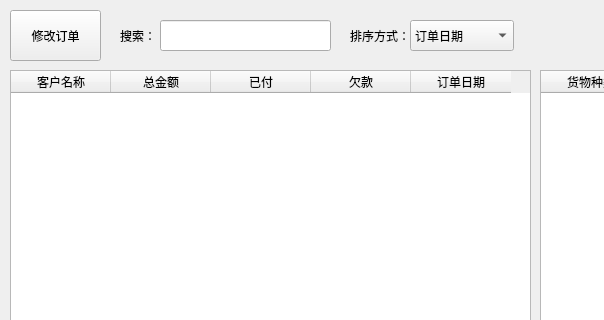
The window that ui/order.ui (LunziQwQ/kylin_dealer) describes before a commit, drawn with Qt 5; both pictures show x 0 to 604 and y 0 to 320 of the 998 by 488 pixel window.
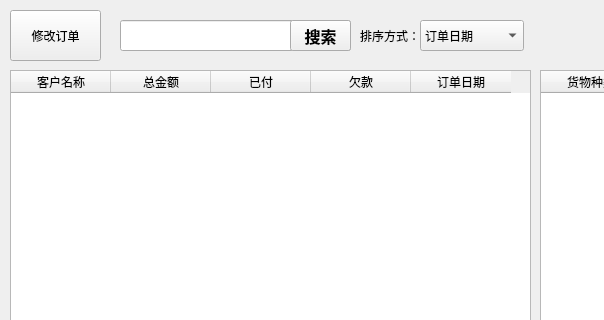
The same window after the commit.

Commit message: optimize some UE/UI and fix edit order not change custom owe_money/trade_money

The edit to the form file:
```diff
--- a/ui/order.ui
+++ b/ui/order.ui
@@ -92,7 +92,7 @@
    <widget class="QLabel" name="label">
     <property name="geometry">
      <rect>
-      <x>350</x>
+      <x>360</x>
       <y>20</y>
       <width>71</width>
       <height>31</height>
@@ -105,7 +105,7 @@
    <widget class="QComboBox" name="sortComboBox">
     <property name="geometry">
      <rect>
-      <x>410</x>
+      <x>420</x>
       <y>20</y>
       <width>104</width>
       <height>31</height>
@@ -197,29 +197,42 @@
      <string>修改订单</string>
     </property>
    </widget>
-   <widget class="QLabel" name="label_4">
-    <property name="geometry">
-     <rect>
-      <x>120</x>
-      <y>20</y>
-      <width>41</width>
-      <height>31</height>
-     </rect>
-    </property>
-    <property name="text">
-     <string>搜索：</string>
-    </property>
-   </widget>
    <widget class="QLineEdit" name="searchEdit">
     <property name="geometry">
      <rect>
-      <x>160</x>
+      <x>120</x>
       <y>20</y>
-      <width>171</width>
+      <width>231</width>
       <height>31</height>
      </rect>
     </property>
    </widget>
+   <widget class="QPushButton" name="searchBtn">
+    <property name="geometry">
+     <rect>
+      <x>290</x>
+      <y>20</y>
+      <width>61</width>
+      <height>31</height>
+     </rect>
+    </property>
+    <property name="font">
+     <font>
+      <pointsize>12</pointsize>
+      <weight>75</weight>
+      <italic>false</italic>
+      <bold>true</bold>
+      <underline>false</underline>
+      <strikeout>false</strikeout>
+     </font>
+    </property>
+    <property name="cursor">
+     <cursorShape>PointingHandCursor</cursorShape>
+    </property>
+    <property name="text">
+     <string>搜索</string>
+    </property>
+   </widget>
   </widget>
  </widget>
  <resources/>
```
The commit also changes 8 other files.
